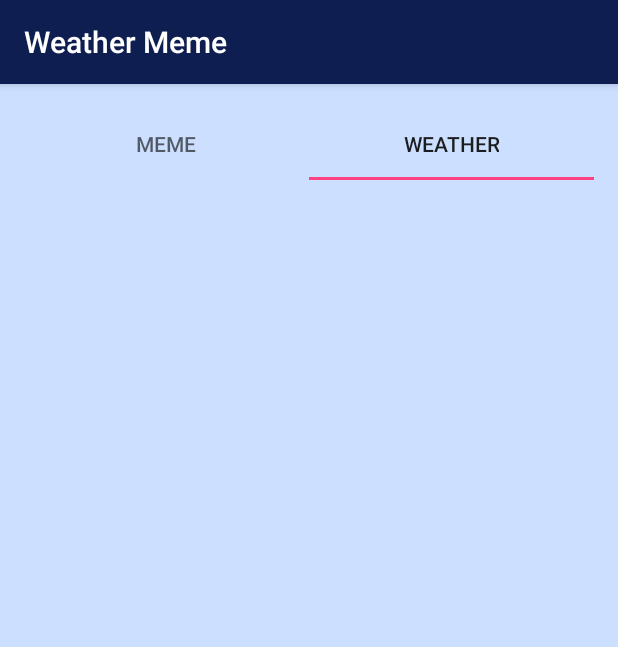
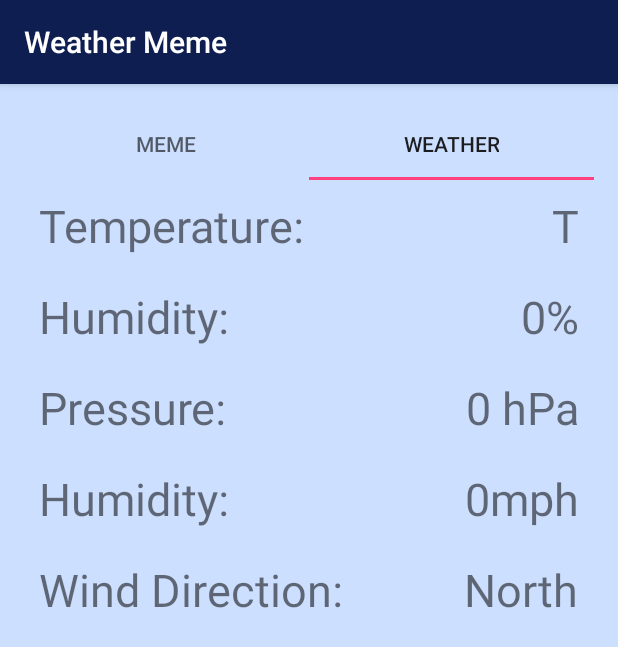
Before and after one commit to andrewbeav/WeatherMeme, an Android app: the screen it shows after launch (MainActivity), tab 2 chosen, on a phone screen of 412 x 824 dp. Shown: the top 647 px of the screen. Run offline under Robolectric (Android 15) with nearby library versions, the light colour scheme and no system bars.

Commit message:
(Mostly) complete design of detailed layout

```diff
--- a/app/src/main/res/layout/fragment_detailed_weather.xml
+++ b/app/src/main/res/layout/fragment_detailed_weather.xml
@@ -9,18 +9,104 @@
         android:layout_width="match_parent"
         android:layout_height="match_parent">
 
-        <GridLayout
+        <RelativeLayout
             android:layout_width="match_parent"
             android:layout_height="match_parent">
 
             <TextView
                 android:id="@+id/detailed_temp_text"
-                android:layout_column="0"
+                android:text="@string/detailed_temp_default"
+                android:layout_margin="10dp"
+                android:textSize="30dp"
                 android:layout_width="wrap_content"
-                android:layout_height="wrap_content"
-            />
+                android:layout_height="wrap_content" />
 
-        </GridLayout>
+            <TextView
+                android:id="@+id/detailed_temp_value"
+                android:text="@string/temp_default"
+                android:layout_margin="10dp"
+                android:textSize="30dp"
+                android:layout_alignParentRight="true"
+                android:layout_width="wrap_content"
+                android:layout_height="wrap_content" />
+
+            <TextView
+                android:id="@+id/detailed_humidity_text"
+                android:text="@string/detailed_humidity_default"
+                android:textSize="30dp"
+                android:layout_below="@+id/detailed_temp_text"
+                android:layout_margin="10dp"
+                android:layout_width="wrap_content"
+                android:layout_height="wrap_content" />
+
+            <TextView
+                android:id="@+id/detailed_humidity_value"
+                android:text="@string/detailed_humidity_value_default"
+                android:textSize="30dp"
+                android:layout_alignParentRight="true"
+                android:layout_margin="10dp"
+                android:layout_below="@+id/detailed_temp_text"
+                android:layout_width="wrap_content"
+                android:layout_height="wrap_content" />
+
+            <TextView
+                android:id="@+id/detailed_pressure_text"
+                android:text="@string/detailed_pressure_default"
+                android:textSize="30dp"
+                android:layout_margin="10dp"
+                android:layout_below="@+id/detailed_humidity_text"
+                android:layout_width="wrap_content"
+                android:layout_height="wrap_content" />
+
+            <TextView
+                android:id="@+id/detailed_pressure_value"
+                android:text="@string/detailed_pressure_value_default"
+                android:textSize="30dp"
+                android:layout_alignParentRight="true"
+                android:layout_margin="10dp"
+                android:layout_below="@+id/detailed_humidity_text"
+                android:layout_width="wrap_content"
+                android:layout_height="wrap_content" />
+
+            <TextView
+                android:id="@+id/detailed_wind_text"
+                android:text="@string/detailed_humidity_default"
+                android:textSize="30dp"
+                android:layout_margin="10dp"
+                android:layout_below="@+id/detailed_pressure_text"
+                android:layout_width="wrap_content"
+                android:layout_height="wrap_content" />
+
+            <TextView
+                android:id="@+id/detailed_wind_default"
+                android:text="@string/detailed_wind_value_default"
+                android:textSize="30dp"
+                android:layout_alignParentRight="true"
+                android:layout_margin="10dp"
+                android:layout_below="@+id/detailed_pressure_text"
+                android:layout_width="wrap_content"
+                android:layout_height="wrap_content" />
+
+            <TextView
+                android:id="@+id/detailed_wind_direction_text"
+                android:text="@string/detailed_wind_direction_default"
+                android:textSize="30dp"
+                android:layout_margin="10dp"
+                android:layout_below="@+id/detailed_wind_text"
+                android:layout_width="wrap_content"
+                android:layout_height="wrap_content" />
+
+            <TextView
+                android:id="@+id/detailed_wind_direction_value"
+                android:text="@string/detailed_wind_direction_value_default"
+                android:textSize="30dp"
+                android:layout_alignParentRight="true"
+                android:layout_margin="10dp"
+                android:layout_below="@+id/detailed_wind_text"
+                android:layout_width="wrap_content"
+                android:layout_height="wrap_content" />
+
+        </RelativeLayout>
 
     </ScrollView>
 </RelativeLayout>
--- a/app/src/main/res/values/strings.xml
+++ b/app/src/main/res/values/strings.xml
@@ -12,4 +12,12 @@
 
     <!-- TODO: Remove or change this placeholder text -->
     <string name="hello_blank_fragment">Hello blank fragment</string>
+    <string name="detailed_temp_default">Temperature:</string>
+    <string name="detailed_humidity_default">Humidity:</string>
+    <string name="detailed_humidity_value_default">0%</string>
+    <string name="detailed_pressure_value_default">0 hPa</string>
+    <string name="detailed_pressure_default">Pressure:</string>
+    <string name="detailed_wind_value_default">0mph</string>
+    <string name="detailed_wind_direction_default">Wind Direction:</string>
+    <string name="detailed_wind_direction_value_default">North</string>
 </resources>
```
